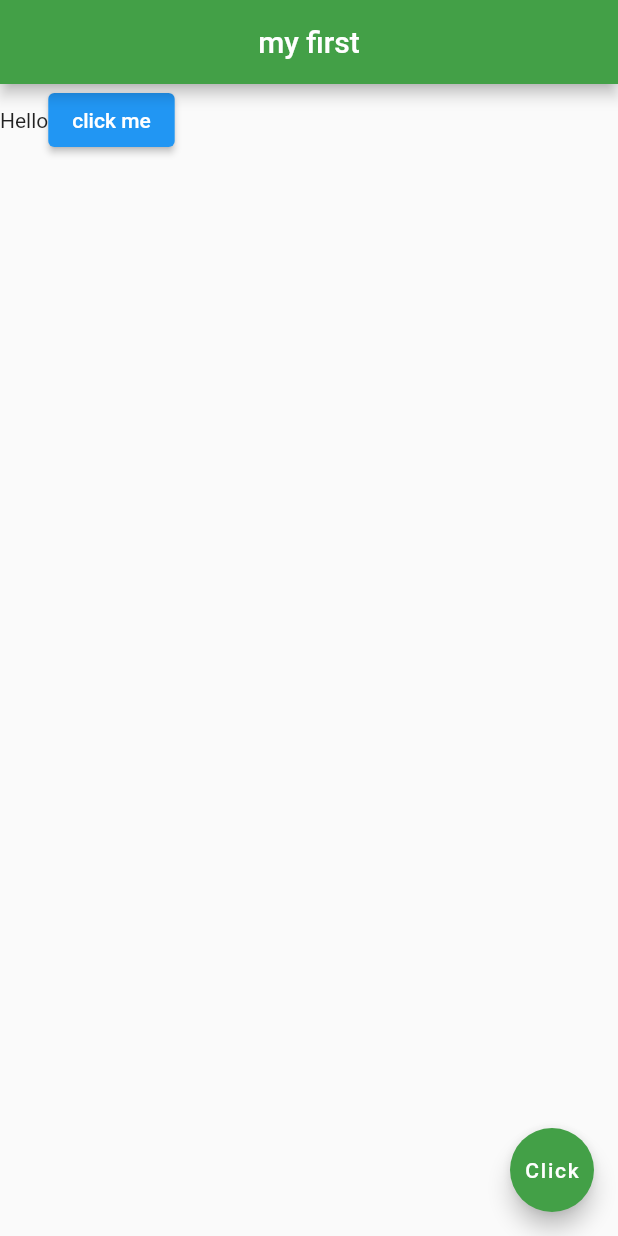
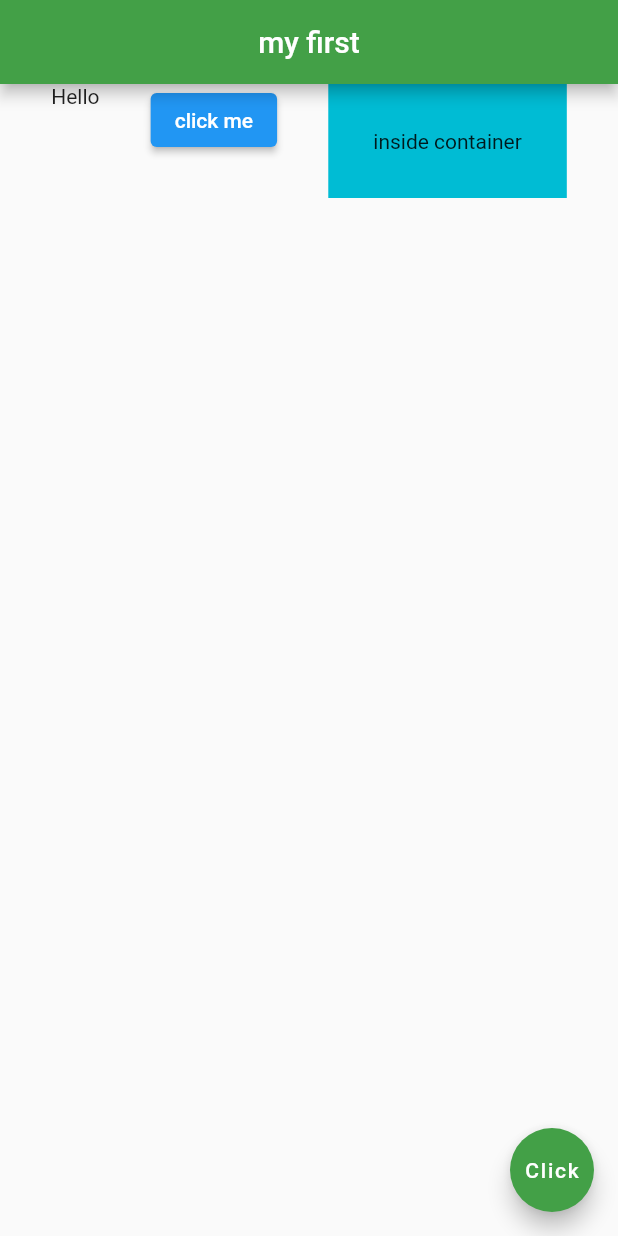
Before and after one commit to Shahrzad-gh/Weather-Flutter, a Flutter app: the screen it shows after launch, on a phone screen of 412 x 824 dp. Run offline on Flutter 3.47's test engine with Material 2 defaults, Android fonts, the light colour scheme and no system bars.

Commit message:
add row - details

```diff
--- a/lib/main.dart
+++ b/lib/main.dart
@@ -13,12 +13,22 @@ class Home extends StatelessWidget {
         centerTitle: true,
         backgroundColor: Colors.green[600],
       ),
-      body:Row(children: [
+      body:Row(
+        mainAxisAlignment: MainAxisAlignment.spaceEvenly,
+        crossAxisAlignment: CrossAxisAlignment.start,
+        children: <Widget>[
         const Text('Hello'),
         ElevatedButton(
           onPressed: () {},
           child: const Text('click me'),
-      ],),
+          ),
+          Container(
+            color: Colors.cyan,
+            padding: const EdgeInsets.all(30.0),
+            child: const Text('inside container'),
+          )
+      ],
+      ),
       floatingActionButton: FloatingActionButton(
         onPressed: () {},
         child: const Text('Click'),
```
